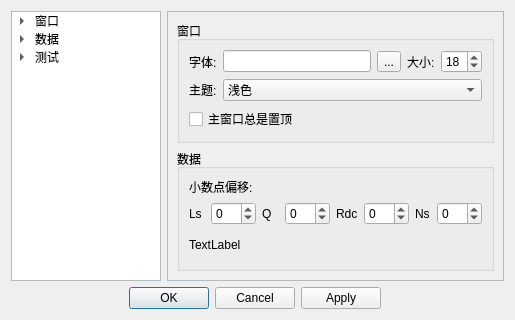
The window that src/template/MoreSettings.ui (yooxii/IQC) describes before a commit, drawn with Qt 5.
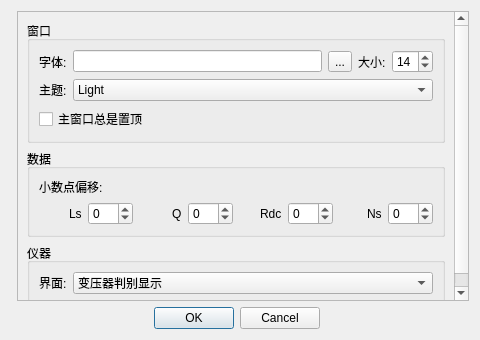
The same window after the commit.

What changed in the file:
```diff
--- a/src/template/MoreSettings.ui
+++ b/src/template/MoreSettings.ui
@@ -6,8 +6,8 @@
    <rect>
     <x>0</x>
     <y>0</y>
-    <width>515</width>
-    <height>320</height>
+    <width>480</width>
+    <height>340</height>
    </rect>
   </property>
   <property name="windowTitle">
@@ -16,11 +16,8 @@
   <layout class="QGridLayout" name="gridLayout">
    <item row="2" column="0">
     <widget class="QDialogButtonBox" name="buttonBox">
-     <property name="orientation">
-      <enum>Qt::Orientation::Horizontal</enum>
-     </property>
      <property name="standardButtons">
-      <set>QDialogButtonBox::StandardButton::Apply|QDialogButtonBox::StandardButton::Cancel|QDialogButtonBox::StandardButton::Ok</set>
+      <set>QDialogButtonBox::StandardButton::Cancel|QDialogButtonBox::StandardButton::Ok</set>
      </property>
      <property name="centerButtons">
       <bool>true</bool>
@@ -33,7 +30,7 @@
       <widget class="QTreeWidget" name="treeWidget">
        <property name="maximumSize">
         <size>
-         <width>150</width>
+         <width>0</width>
          <height>16777215</height>
         </size>
        </property>
@@ -77,7 +74,7 @@
        </item>
        <item>
         <property name="text">
-         <string>测试</string>
+         <string>仪器</string>
         </property>
         <item>
          <property name="text">
@@ -97,8 +94,8 @@
          <rect>
           <x>0</x>
           <y>0</y>
-          <width>337</width>
-          <height>269</height>
+          <width>452</width>
+          <height>289</height>
          </rect>
         </property>
         <layout class="QVBoxLayout" name="verticalLayout">
@@ -135,18 +132,30 @@
               </item>
               <item>
                <widget class="QLabel" name="label_3">
+                <property name="sizePolicy">
+                 <sizepolicy hsizetype="Fixed" vsizetype="Preferred">
+                  <horstretch>0</horstretch>
+                  <verstretch>0</verstretch>
+                 </sizepolicy>
+                </property>
                 <property name="text">
                  <string>大小:</string>
                 </property>
                </widget>
               </item>
               <item>
-               <widget class="QSpinBox" name="spinBox">
+               <widget class="QSpinBox" name="spin_fontsize">
+                <property name="sizePolicy">
+                 <sizepolicy hsizetype="Fixed" vsizetype="Fixed">
+                  <horstretch>0</horstretch>
+                  <verstretch>0</verstretch>
+                 </sizepolicy>
+                </property>
                 <property name="maximum">
                  <number>50</number>
                 </property>
                 <property name="value">
-                 <number>18</number>
+                 <number>14</number>
                 </property>
                </widget>
               </item>
@@ -171,7 +180,7 @@
                <widget class="QComboBox" name="comboBox">
                 <item>
                  <property name="text">
-                  <string>浅色</string>
+                  <string>Light</string>
                  </property>
                 </item>
                 <item>
@@ -219,7 +228,7 @@
               </item>
               <item>
                <layout class="QHBoxLayout" name="horizontalLayout_5">
-                <item>
+                <item alignment="Qt::AlignmentFlag::AlignRight">
                  <widget class="QLabel" name="label_5">
                   <property name="text">
                    <string>Ls</string>
@@ -236,7 +245,7 @@
                   </property>
                  </widget>
                 </item>
-                <item>
+                <item alignment="Qt::AlignmentFlag::AlignRight">
                  <widget class="QLabel" name="label_6">
                   <property name="text">
                    <string>Q</string>
@@ -253,7 +262,7 @@
                   </property>
                  </widget>
                 </item>
-                <item>
+                <item alignment="Qt::AlignmentFlag::AlignRight">
                  <widget class="QLabel" name="label_7">
                   <property name="text">
                    <string>Rdc</string>
@@ -270,7 +279,7 @@
                   </property>
                  </widget>
                 </item>
-                <item>
+                <item alignment="Qt::AlignmentFlag::AlignRight">
                  <widget class="QLabel" name="label_8">
                   <property name="text">
                    <string>Ns</string>
@@ -291,15 +300,39 @@
               </item>
              </layout>
             </item>
+           </layout>
+          </widget>
+         </item>
+         <item>
+          <widget class="QGroupBox" name="groupBox_3">
+           <property name="title">
+            <string>仪器</string>
+           </property>
+           <layout class="QVBoxLayout" name="verticalLayout_6">
             <item>
              <layout class="QHBoxLayout" name="horizontalLayout_6">
               <item>
-               <widget class="QLabel" name="label_9">
+               <widget class="QLabel" name="label_10">
+                <property name="sizePolicy">
+                 <sizepolicy hsizetype="Fixed" vsizetype="Preferred">
+                  <horstretch>0</horstretch>
+                  <verstretch>0</verstretch>
+                 </sizepolicy>
+                </property>
                 <property name="text">
-                 <string>TextLabel</string>
+                 <string>界面:</string>
                 </property>
                </widget>
               </item>
+              <item>
+               <widget class="QComboBox" name="comb_disp">
+                <item>
+                 <property name="text">
+                  <string>变压器判别显示</string>
+                 </property>
+                </item>
+               </widget>
+              </item>
              </layout>
             </item>
            </layout>
```
Left out of the diff: 22 changed lines with no effect on the pictures.
